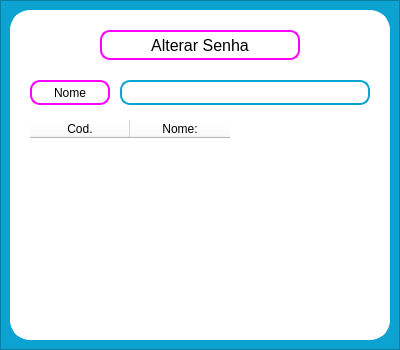
First picture: the form in Views/busca_cliente.ui, repository joaovilker/PDV, before the edit.
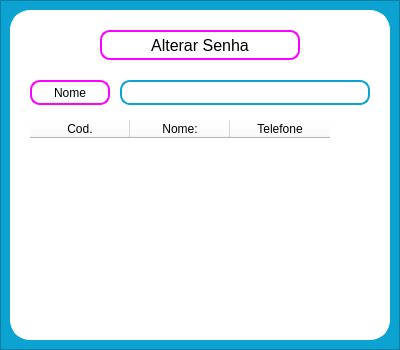
Second picture: the form after the edit.

The edit to the form file:
```diff
--- a/Views/busca_cliente.ui
+++ b/Views/busca_cliente.ui
@@ -157,6 +157,11 @@
        <string>Nome:</string>
       </property>
      </column>
+     <column>
+      <property name="text">
+       <string>Telefone</string>
+      </property>
+     </column>
     </widget>
    </widget>
   </widget>
```
